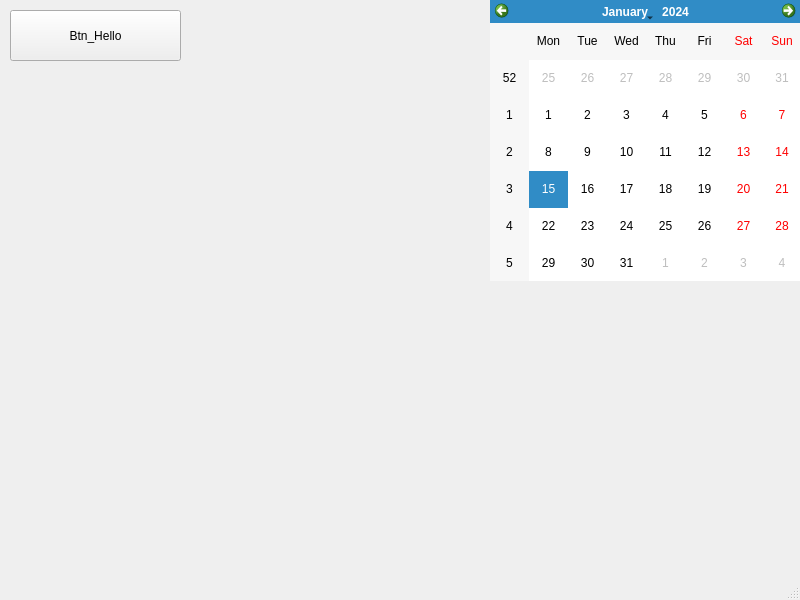
Before: the Qt Designer form UI/untitled.ui in yufeng0213/YF_BOX_LIFE, drawn with Qt 5.
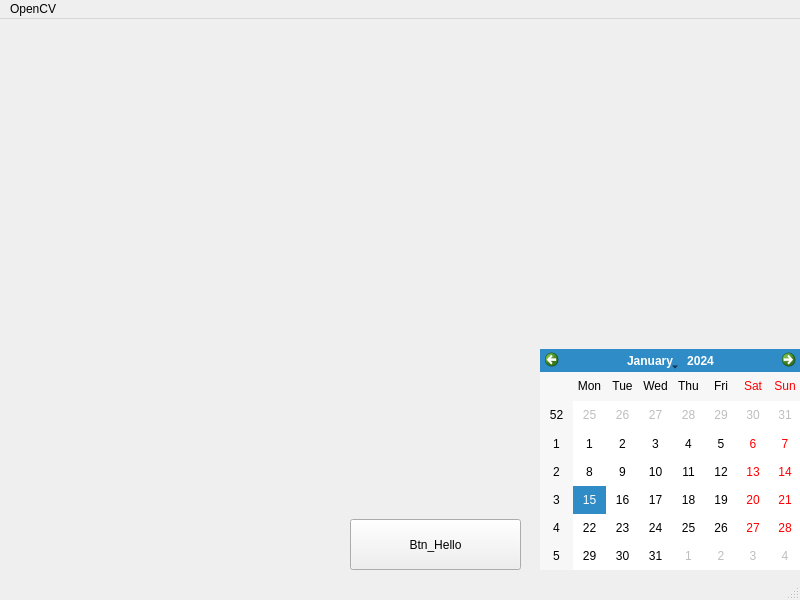
After: the same form once the commit is applied.

Patch:
```diff
--- a/UI/untitled.ui
+++ b/UI/untitled.ui
@@ -17,8 +17,8 @@
    <widget class="QPushButton" name="pushButton">
     <property name="geometry">
      <rect>
-      <x>10</x>
-      <y>10</y>
+      <x>350</x>
+      <y>500</y>
       <width>171</width>
       <height>51</height>
      </rect>
@@ -30,10 +30,10 @@
    <widget class="QWidget" name="verticalLayoutWidget">
     <property name="geometry">
      <rect>
-      <x>490</x>
-      <y>0</y>
-      <width>311</width>
-      <height>281</height>
+      <x>540</x>
+      <y>330</y>
+      <width>261</width>
+      <height>221</height>
      </rect>
     </property>
     <layout class="QVBoxLayout" name="verticalLayout">
@@ -59,6 +59,13 @@
      <height>21</height>
     </rect>
    </property>
+   <widget class="QMenu" name="menuOpenCV">
+    <property name="title">
+     <string>OpenCV</string>
+    </property>
+    <addaction name="actionmask"/>
+   </widget>
+   <addaction name="menuOpenCV"/>
   </widget>
   <widget class="QStatusBar" name="statusbar"/>
  </widget>
```
Left out of the diff: 5 changed lines with no effect on the pictures.
